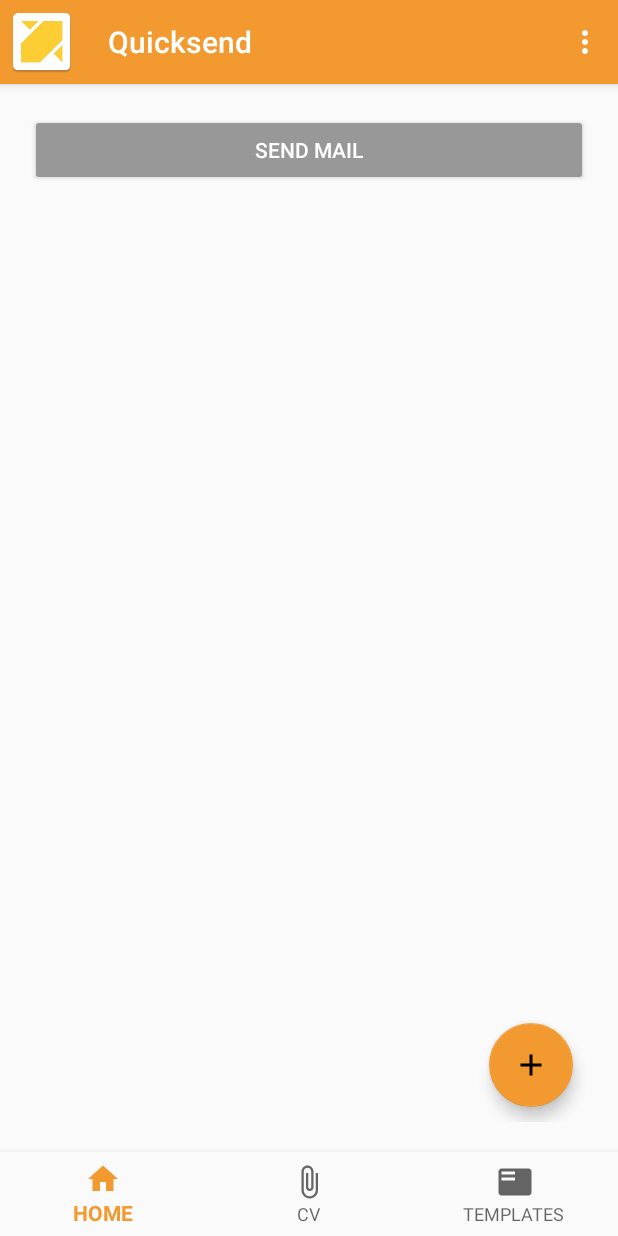
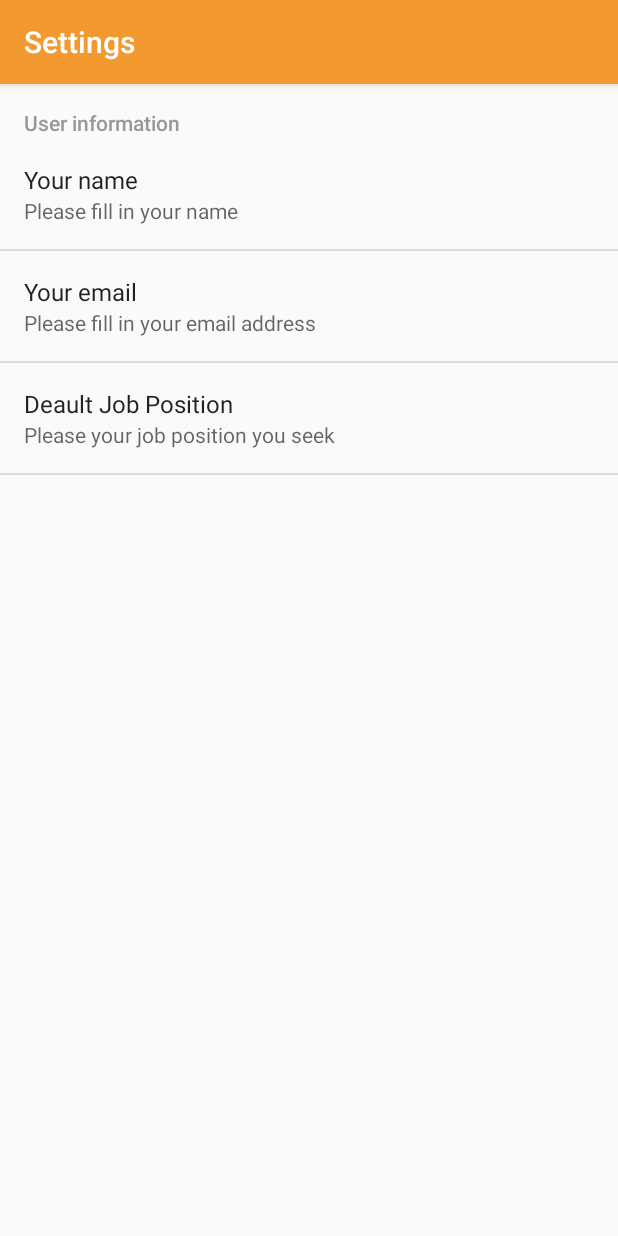
Before and after one commit to othreecodes/Quicksend, an Android app: the screen it shows after launch (MainActivity before the commit, SettingsActivity after it), in the options menu, after a tap on "Settings", on a phone screen of 412 x 824 dp. Run offline under Robolectric (Android 15) with nearby library versions, the phone set to English and light mode, and no system bars; libraries missing offline, so code that uses them is left out: com.afollestad.materialdialogs; 2 statements that could not run were skipped.

Commit message:
added settingd

```diff
--- a/app/build.gradle
+++ b/app/build.gradle
@@ -31,5 +31,6 @@ dependencies {
     compile 'com.afollestad.material-dialogs:core:0.9.4.4'
     compile 'com.google.code.gson:gson:2.8.0'
     compile 'com.android.support:support-v4:25.3.1'
+    compile 'com.android.support.constraint:constraint-layout:1.0.0-alpha9'
     testCompile 'junit:junit:4.12'
 }
--- a/app/src/main/java/com/davidmadethis/quicksend/MainActivity.java
+++ b/app/src/main/java/com/davidmadethis/quicksend/MainActivity.java
@@ -79,6 +79,10 @@ public class MainActivity extends AppCompatActivity implements CVFragment.OnFrag
 
             Intent browserIntent = new Intent(Intent.ACTION_VIEW, Uri.parse("http://github.com/othreecodes/quicksend"));
             startActivity(browserIntent);
+        }else if (item.getItemId() == R.id.menu_settings){
+            Intent settingsIntent = new Intent(MainActivity.this,SettingsActivity.class);
+            startActivity(settingsIntent);
+
         }
 
         return super.onOptionsItemSelected(item);
--- /dev/null
+++ b/app/src/main/java/com/davidmadethis/quicksend/SettingsActivity.java
@@ -0,0 +1,30 @@
+package com.davidmadethis.quicksend;
+
+import android.os.Bundle;
+import android.preference.PreferenceActivity;
+import android.preference.PreferenceFragment;
+import android.support.annotation.Nullable;
+import android.support.v7.app.AppCompatActivity;
+
+public class SettingsActivity extends AppCompatActivity {
+
+    @Override
+    protected void onCreate(Bundle savedInstanceState) {
+        super.onCreate(savedInstanceState);
+
+        getFragmentManager().beginTransaction().replace(android.R.id.content, new SettingsFragment()).commit();
+    }
+
+
+    public static class SettingsFragment extends PreferenceFragment {
+
+        @Override
+        public void onCreate(@Nullable Bundle savedInstanceState) {
+            super.onCreate(savedInstanceState);
+            addPreferencesFromResource(R.xml.preferences);
+
+        }
+    }
+
+
+}
--- a/app/src/main/res/values/strings.xml
+++ b/app/src/main/res/values/strings.xml
@@ -3,6 +3,9 @@
     <string name="title_home">Home</string>
     <string name="title_dashboard">Dashboard</string>
     <string name="title_notifications">Notifications</string>
+    <string name="author_name">Obi Uchenna David</string>
+    <string name="author_email">contact@davidmadethis.com</string>
+    <string name="job">Software Developer</string>
 
     <!-- TODO: Remove or change this placeholder text -->
     <string name="hello_blank_fragment">Hello blank fragment</string>
@@ -16,4 +19,5 @@
     <string name="cancel">CANCEL</string>
     <string name="name">Name</string>
     <string name="email">Email</string>
+    <string name="settings">Settings</string>
 </resources>
--- /dev/null
+++ b/app/src/main/res/xml/preferences.xml
@@ -0,0 +1,26 @@
+<?xml version="1.0" encoding="utf-8"?>
+<PreferenceScreen xmlns:android="http://schemas.android.com/apk/res/android">
+
+
+    <PreferenceCategory android:title="User information">
+
+        <EditTextPreference
+            android:key="name"
+            android:defaultValue="@string/author_name"
+            android:summary="Please fill in your name"
+            android:title="Your name"></EditTextPreference>
+
+        <EditTextPreference
+            android:key="email"
+            android:defaultValue="@string/author_email"
+            android:summary="Please fill in your email address"
+            android:title="Your email"></EditTextPreference>
+
+        <EditTextPreference
+            android:key="position"
+            android:defaultValue="@string/job"
+            android:summary="Please your job position you seek"
+            android:title="Deault Job Position"></EditTextPreference>
+    </PreferenceCategory>
+
+</PreferenceScreen>
```
Also changed, not shown: app/src/main/AndroidManifest.xml (+16 -2 lines), app/src/main/java/com/davidmadethis/quicksend/models/Template.java (added, +8 -0 lines), app/src/main/java/com/davidmadethis/quicksend/util/TemplateStorage.java (added, +9 -0 lines), app/src/main/res/layout/activity_settings.xml (added, +9 -0 lines).
